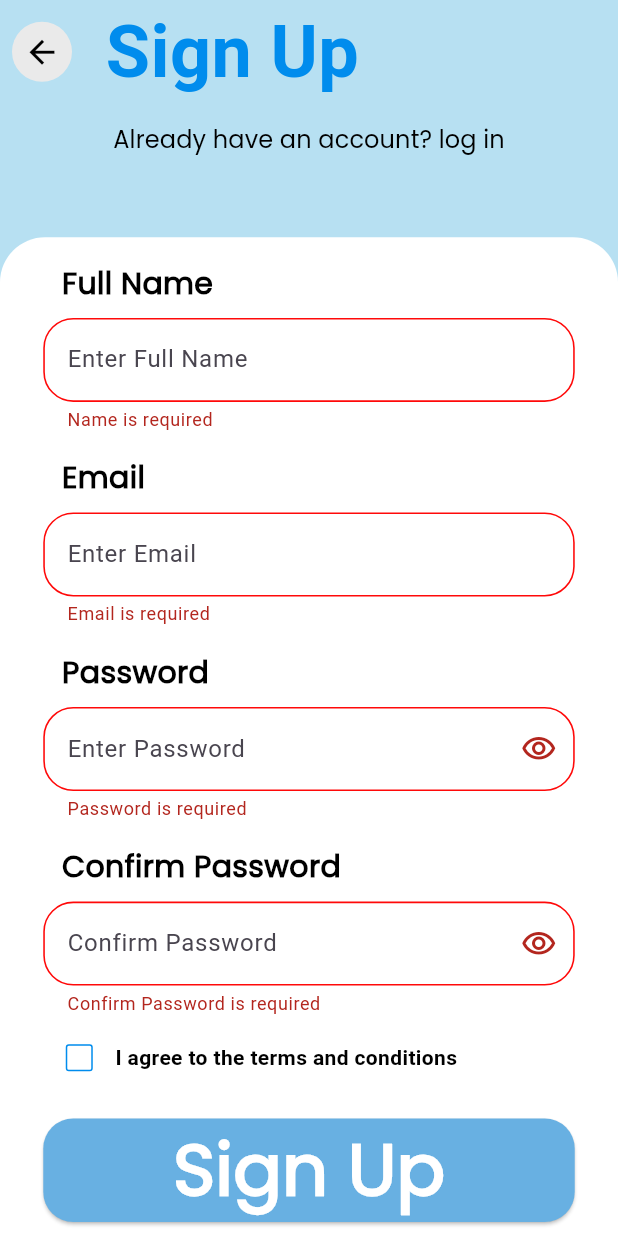
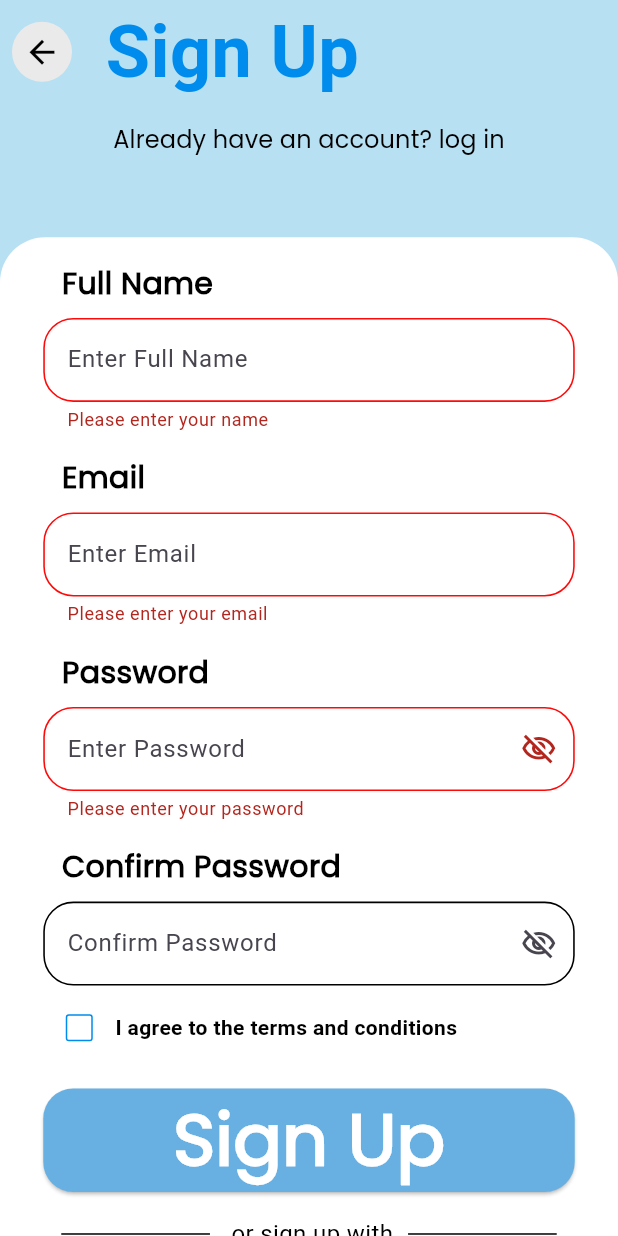
Before and after one commit to hesham81/travel-go, a Flutter app: the SignUp screen opened by its route, after a tap on "Sign Up", on a phone screen of 412 x 824 dp. Run offline on Flutter 3.47's test engine with Material 3 defaults, Android fonts, the light colour scheme and no system bars; our stand-ins replace bot_toast, firebase_auth, firebase_core, flutter_easyloading, lottie; accounts and stored records are empty.

Commit message:
after fixing bugs in the : sign in sign up forget password

```diff
--- a/lib/core/validations/validations.dart
+++ b/lib/core/validations/validations.dart
@@ -1,44 +1,33 @@
 abstract class Validations {
-  static String? validateEmail(String? value) {
-    if (value == null || value.isEmpty) {
-      return 'Email is required';
-    }
-    final emailRegex = RegExp(r'^[\w-]+(\.[\w-]+)*@([\w-]+\.)+[a-zA-Z]{2,7}$');
-    if (!emailRegex.hasMatch(value)) {
-      return 'Invalid email format';
+  static isEmailValid(String email) {
+    RegExp emailRegex = RegExp(r'^[\w-\.]+@([\w-]+\.)+[\w-]{2,4}$');
+    if (email.isEmpty) {
+      return "Please enter your email";
+    } else if (!emailRegex.hasMatch(email)) {
+      return "Please Enter valid Email";
     }
     return null;
   }
 
-  static String? validatePassword(String? value) {
-    if (value == null || value.isEmpty) {
-      return 'Password is required';
-    }
-    if (value.length < 6) {
-      return 'Password must be at least 6 characters';
+  static isPasswordValid(String password) {
+    if (password.isEmpty) {
+      return "Please enter your password";
+    } else if (password.length < 6) {
+      return "Password must be at least 6 characters";
     }
     return null;
   }
 
-  static String? validateName(String? value) {
-    if (value == null || value.isEmpty) {
-      return 'Name is required';
+  static isNameValid(String name) {
+    if (name.isEmpty) {
+      return "Please enter your name";
     }
     return null;
   }
 
-  static String? validatePhone(String? value) {
-    if (value == null || value.isEmpty) {
-      return 'Phone is required';
-    }
-    return null;
-  }
-  static String? validateConfirmPassword(String? value, String? password) {
-    if (value == null || value.isEmpty) {
-      return 'Confirm Password is required';
-    }
-    if (value != password) {
-      return 'Passwords do not match';
+  static rePasswordValid(String password, String rePassword) {
+    if (password != rePassword) {
+      return "Password does not match";
     }
     return null;
   }
--- a/lib/core/widget/custom_text_form_field.dart
+++ b/lib/core/widget/custom_text_form_field.dart
@@ -7,7 +7,7 @@ class CustomTextFormField extends StatefulWidget {
   final String hintText;
   final IconData? prefixIcon;
   final IconData? suffixIcon;
-  final bool? isPassword;
+  final bool isPassword;
   final Validator? validation;
   final TextEditingController? controller;
   final Color borderColor;
@@ -19,7 +19,7 @@ class CustomTextFormField extends StatefulWidget {
     required this.hintText,
     this.prefixIcon,
     this.suffixIcon,
-    this.isPassword,
+    this.isPassword = false,
     this.validation,
     this.controller,
     this.borderColor = AppColors.blackColor,
@@ -31,13 +31,14 @@ class CustomTextFormField extends StatefulWidget {
 }
 
 class _CustomTextFormFieldState extends State<CustomTextFormField> {
-  bool visible = false;
+  bool visible = true;
 
   @override
   Widget build(BuildContext context) {
     return TextFormField(
       validator: widget.validation,
-      obscureText: visible,
+      controller: widget.controller,
+      obscureText: widget.isPassword ? visible : false,
       obscuringCharacter: "*",
       decoration: InputDecoration(
         border: OutlineInputBorder(
@@ -70,7 +71,7 @@ class _CustomTextFormFieldState extends State<CustomTextFormField> {
         ),
         hintText: widget.hintText,
         hintStyle: widget.hintStyle,
-        suffixIcon: (widget.isPassword != null)
+        suffixIcon: (widget.isPassword ==true)
             ? (visible)
                 ? IconButton(
                     onPressed: () {
--- a/lib/modules/forget_password/pages/forget_password.dart
+++ b/lib/modules/forget_password/pages/forget_password.dart
@@ -48,8 +48,8 @@ class ForgetPassword extends StatelessWidget {
                   ),
                   0.04.height.hSpace,
                   CustomTextFormField(
-                    validation: (value){
-                      return Validations.validateEmail(value);
+                    validation: (value) {
+                      return Validations.isEmailValid(emailController.text);
                     },
                     hintText: "Email Or Phone Number",
                     controller: emailController,
@@ -62,7 +62,7 @@ class ForgetPassword extends StatelessWidget {
                   CustomElevatedButton(
                     text: "Continue",
                     onPressed: () {
-                      if(formKey.currentState!.validate()){
+                      if (formKey.currentState!.validate()) {
                         Navigator.pushNamed(context, Otp.routeName);
                       }
                     },
--- a/lib/modules/sign_up/pages/sign_up.dart
+++ b/lib/modules/sign_up/pages/sign_up.dart
@@ -1,5 +1,6 @@
 import 'package:firebase_auth/firebase_auth.dart';
 import 'package:flutter/material.dart';
+import 'package:flutter_easyloading/flutter_easyloading.dart';
 import '/core/constant/app_assets.dart';
 import '/core/services/bot_toast.dart';
 import '/core/utils/firebase_services.dart';
@@ -21,11 +22,14 @@ class SignUp extends StatelessWidget {
   var nameController = TextEditingController();
   var emailController = TextEditingController();
   var passwordController = TextEditingController();
+  var confirmPasswordController = TextEditingController();
+
 
   SignUp({super.key});
 
   @override
   Widget build(BuildContext context) {
+
     var key = GlobalKey<FormState>();
     return Scaffold(
       resizeToAvoidBottomInset: false,
@@ -81,7 +85,9 @@ class SignUp extends StatelessWidget {
                           hintText: "Enter Full Name",
                           controller: nameController,
                           validation: (value) {
-                            return Validations.validateName(value);
+                            print(nameController.text);
+                            return Validations.isNameValid(nameController.text);
+
                           },
                         ),
                         0.02.height.hSpace,
@@ -93,7 +99,7 @@ class SignUp extends StatelessWidget {
                           hintText: "Enter Email",
                           controller: emailController,
                           validation: (value) {
-                            return Validations.validateEmail(value);
+                            return Validations.isEmailValid(emailController.text);
                           },
                         ),
                         0.02.height.hSpace,
@@ -106,7 +112,7 @@ class SignUp extends StatelessWidget {
                           isPassword: true,
                           controller: passwordController,
                           validation: (value) {
-                            return Validations.validatePassword(value);
+                            return Validations.isPasswordValid(passwordController.text);
                           },
                         ),
                         0.02.height.hSpace,
@@ -117,9 +123,10 @@ class SignUp extends StatelessWidget {
                         CustomTextFormField(
                           hintText: "Confirm Password",
                           isPassword: true,
+                          controller: confirmPasswordController,
                           validation: (value) {
-                            return Validations.validateConfirmPassword(
-                              value,
+                            return Validations.rePasswordValid(
+                              confirmPasswordController.text,
                               passwordController.text,
                             );
                           },
@@ -131,12 +138,15 @@ class SignUp extends StatelessWidget {
                           text: "Sign Up",
                           onPressed: () async {
                             if (key.currentState!.validate()) {
+                              EasyLoading.show();
                               UserCredential? userCredential =
                                   await FirebaseServices.signUp(
                                 emailController.text,
                                 passwordController.text,
-                              );
-                              if (userCredential != null) {
+                              ).then((onValue){
+                                EasyLoading.dismiss();
+                                  });
+                              if (userCredential == null) {
                                 BotToastServices.showSuccessMessage(
                                   "Account Created Succefully",
                                 );
```
Also changed, not shown: assets/icons/sad.json (added, +1 -0 lines), lib/core/extensions/alignment.dart (added, +45 -0 lines), lib/core/extensions/center.dart (added, +7 -0 lines), lib/core/services/bot_toast.dart (+44 -44 lines), lib/core/services/easy_loading.dart (+19 -0 lines), lib/main.dart (+10 -5 lines), lib/modules/layout/pages/user/pages/home/pages/home.dart (+18 -1 lines), lib/modules/sign_in/pages/sign_in.dart (+25 -14 lines).
